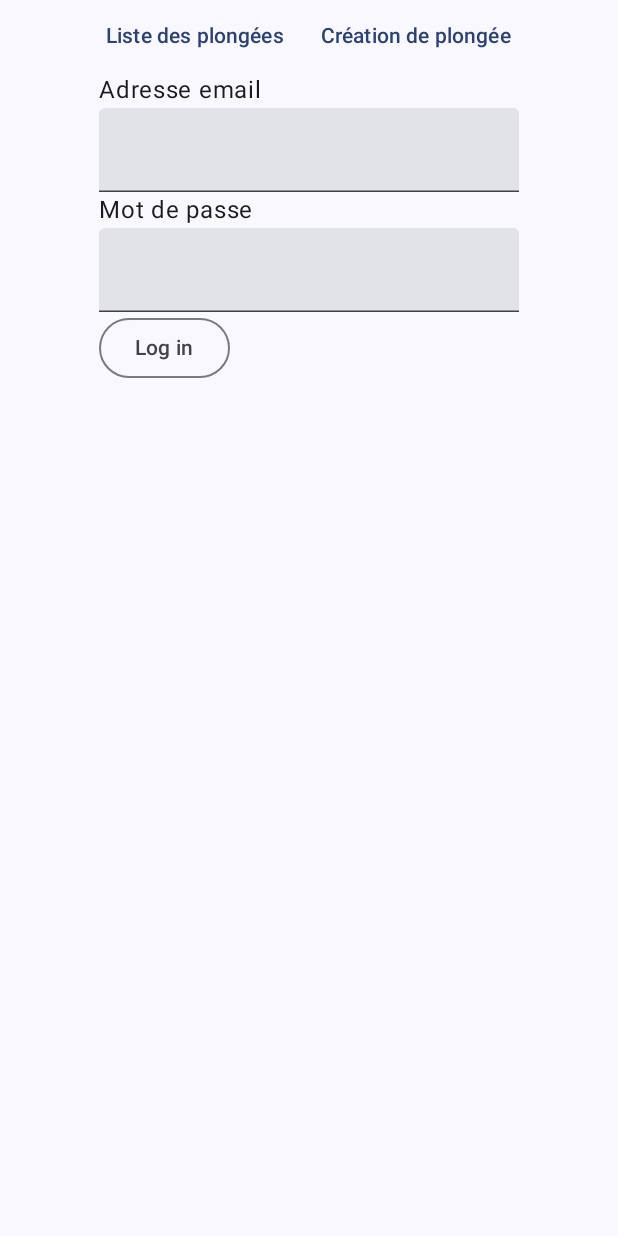
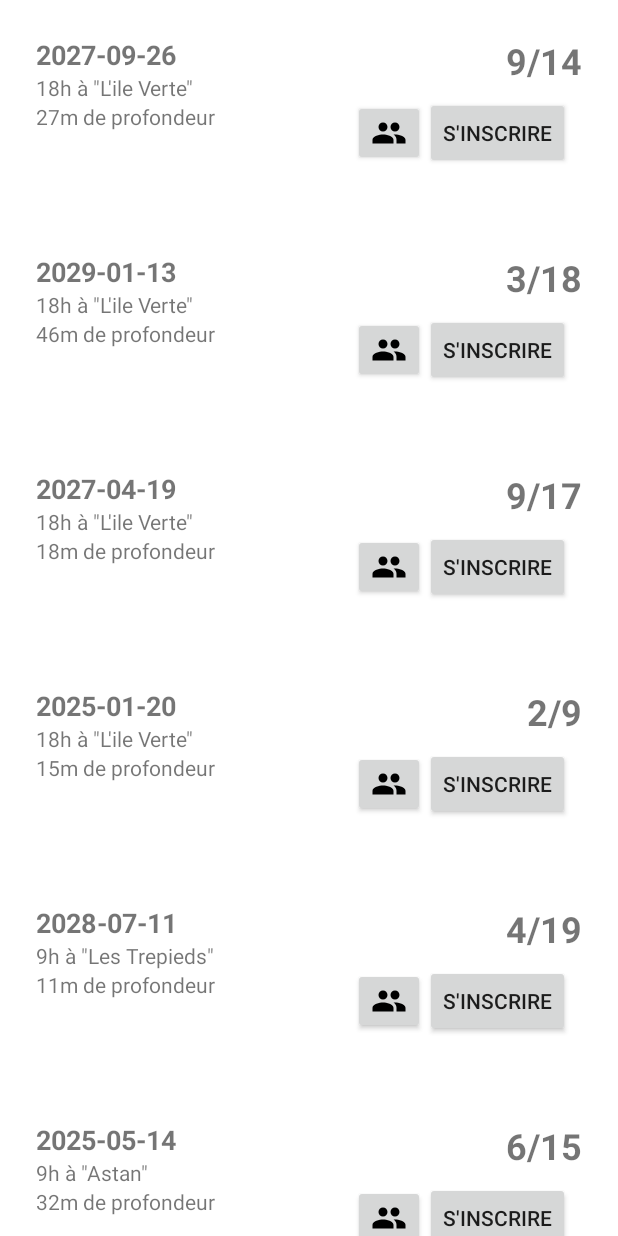
Before and after one commit to PetitGens/nautilus-android, an Android app built with Jetpack Compose: the screen it shows after launch (Nautilus), on a phone screen of 412 x 824 dp. Run offline under Robolectric (Android 15) with nearby library versions, the phone set to English and light mode, and no system bars.

Commit message:
see participants button

```diff
--- a/app/src/main/java/fr/iut/gon/info/td3/projetAndroid/Nautilus.kt
+++ b/app/src/main/java/fr/iut/gon/info/td3/projetAndroid/Nautilus.kt
@@ -1,12 +1,14 @@
 package fr.iut.gon.info.td3.projetAndroid
 
 import android.os.Bundle
+import android.view.LayoutInflater
 import androidx.activity.ComponentActivity
 import androidx.activity.compose.setContent
 import androidx.activity.viewModels
 import androidx.compose.foundation.layout.Column
 import androidx.compose.foundation.layout.Row
 import androidx.compose.foundation.layout.fillMaxSize
+import androidx.compose.foundation.layout.fillMaxWidth
 import androidx.compose.foundation.layout.wrapContentWidth
 import androidx.compose.material3.MaterialTheme
 import androidx.compose.material3.OutlinedButton
@@ -21,6 +23,7 @@ import androidx.compose.runtime.mutableStateOf
 import androidx.compose.runtime.remember
 import androidx.compose.ui.Alignment
 import androidx.compose.ui.Modifier
+import androidx.compose.ui.platform.LocalContext
 import androidx.compose.ui.tooling.preview.Preview
 import androidx.lifecycle.MutableLiveData
 import androidx.lifecycle.Observer
@@ -65,6 +68,9 @@ class Nautilus : ComponentActivity() {
                     }
                 }
             }
+        }
+        setContent {
+            FakeDiveList()
         }
     }
 }
@@ -149,12 +155,14 @@ fun DiveListView(
         dives: List<DiveDataclass>,
         modifier: Modifier = Modifier
 ) {
+
     AndroidView(
-        modifier = modifier,
+        modifier = modifier.fillMaxWidth(),
         factory = { context ->
             RecyclerView(context).apply {
                 layoutManager = LinearLayoutManager(context)
                 adapter = DiveAdapter(dives)
+
             }
         }
     )
--- /dev/null
+++ b/app/src/main/res/drawable/participants_logo.xml
@@ -0,0 +1,5 @@
+<vector xmlns:android="http://schemas.android.com/apk/res/android" android:height="24dp" android:tint="?attr/colorOnSurface" android:viewportHeight="24" android:viewportWidth="24" android:width="24dp">
+
+    <path android:fillColor="@android:color/white" android:pathData="M16,11c1.66,0 2.99,-1.34 2.99,-3S17.66,5 16,5c-1.66,0 -3,1.34 -3,3s1.34,3 3,3zM8,11c1.66,0 2.99,-1.34 2.99,-3S9.66,5 8,5C6.34,5 5,6.34 5,8s1.34,3 3,3zM8,13c-2.33,0 -7,1.17 -7,3.5L1,19h14v-2.5c0,-2.33 -4.67,-3.5 -7,-3.5zM16,13c-0.29,0 -0.62,0.02 -0.97,0.05 1.16,0.84 1.97,1.97 1.97,3.45L17,19h6v-2.5c0,-2.33 -4.67,-3.5 -7,-3.5z"/>
+
+</vector>
--- a/app/src/main/res/layout/dive_item.xml
+++ b/app/src/main/res/layout/dive_item.xml
@@ -1,5 +1,7 @@
 <?xml version="1.0" encoding="utf-8"?>
 <LinearLayout xmlns:android="http://schemas.android.com/apk/res/android"
+    xmlns:app="http://schemas.android.com/apk/res-auto"
+    xmlns:tools="http://schemas.android.com/tools"
     android:id="@+id/dive_card"
     android:layout_width="match_parent"
     android:layout_height="wrap_content"
@@ -45,10 +47,27 @@
             android:textAlignment="textEnd"
             android:textSize="24sp"
             android:textStyle="bold" />
+        <LinearLayout
+            android:layout_width="match_parent"
+            android:layout_height="wrap_content"
+            android:gravity="end"
+            android:orientation="horizontal"
+            android:padding="8dp">
+            <Button
+                android:id="@+id/dive_participant_button"
+                android:layout_width="wrap_content"
+                android:layout_height="wrap_content"
+                android:drawableStart="@drawable/participants_logo"
+                android:minWidth="0dp"
+                android:minHeight="0dp"
+                 />
 
-        <Button
-            android:id="@+id/dive_button"
-            android:layout_width="wrap_content"
-            android:layout_height="wrap_content" />
+
+            <Button
+                android:id="@+id/dive_button"
+                android:layout_width="wrap_content"
+                android:layout_height="wrap_content"
+                tools:text="S'INSCRIRE" />
+        </LinearLayout>
     </LinearLayout>
 </LinearLayout>
--- a/app/src/main/res/layout/dive_list.xml
+++ b/app/src/main/res/layout/dive_list.xml
@@ -5,14 +5,15 @@
     android:id="@+id/main"
     android:layout_width="match_parent"
     android:layout_height="match_parent"
-    tools:context=".DiveListActivity">
+    tools:context=".DiveListActivity"
+    >
 
     <androidx.recyclerview.widget.RecyclerView
         android:id="@+id/diveRecyclerView"
         android:layout_width="0dp"
         android:layout_height="0dp"
         android:layout_marginStart="1dp"
-        android:layout_marginTop="64dp"
+        android:layout_marginTop="32dp"
         android:layout_marginEnd="1dp"
         android:layout_marginBottom="1dp"
         app:layout_constraintBottom_toBottomOf="parent"
```
